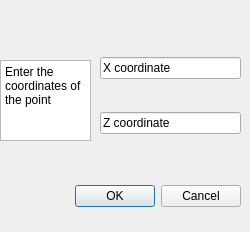
Qt form addpointdialog.ui (Haudkozaur/masterThesis) before a commit.
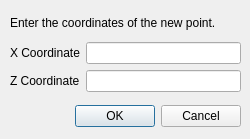
The same form after that commit.

```diff
--- a/addpointdialog.ui
+++ b/addpointdialog.ui
@@ -7,7 +7,7 @@
     <x>0</x>
     <y>0</y>
     <width>250</width>
-    <height>232</height>
+    <height>139</height>
    </rect>
   </property>
   <property name="windowTitle">
@@ -17,7 +17,7 @@
    <property name="geometry">
     <rect>
      <x>70</x>
-     <y>180</y>
+     <y>100</y>
      <width>171</width>
      <height>32</height>
     </rect>
@@ -32,49 +32,54 @@
   <widget class="QWidget" name="verticalLayoutWidget">
    <property name="geometry">
     <rect>
-     <x>100</x>
-     <y>30</y>
-     <width>141</width>
-     <height>131</height>
+     <x>10</x>
+     <y>10</y>
+     <width>231</width>
+     <height>82</height>
     </rect>
    </property>
    <layout class="QVBoxLayout" name="verticalLayout">
     <item>
-     <widget class="QLineEdit" name="xLineEdit">
+     <widget class="QLabel" name="label_3">
       <property name="text">
-       <string>X coordinate </string>
+       <string>Enter the coordinates of the new point.</string>
       </property>
      </widget>
     </item>
     <item>
-     <widget class="QLineEdit" name="zLineEdit">
-      <property name="text">
-       <string>Z coordinate</string>
-      </property>
-     </widget>
+     <layout class="QGridLayout" name="gridLayout">
+      <item row="0" column="1">
+       <widget class="QLineEdit" name="xLineEdit">
+        <property name="text">
+         <string/>
+        </property>
+       </widget>
+      </item>
+      <item row="1" column="0">
+       <widget class="QLabel" name="label_2">
+        <property name="text">
+         <string>Z Coordinate</string>
+        </property>
+       </widget>
+      </item>
+      <item row="1" column="1">
+       <widget class="QLineEdit" name="zLineEdit">
+        <property name="text">
+         <string/>
+        </property>
+       </widget>
+      </item>
+      <item row="0" column="0">
+       <widget class="QLabel" name="label">
+        <property name="text">
+         <string>X Coordinate</string>
+        </property>
+       </widget>
+      </item>
+     </layout>
     </item>
    </layout>
   </widget>
-  <widget class="QTextBrowser" name="textBrowser">
-   <property name="geometry">
-    <rect>
-     <x>0</x>
-     <y>60</y>
-     <width>91</width>
-     <height>81</height>
-    </rect>
-   </property>
-   <property name="html">
-    <string>&lt;!DOCTYPE HTML PUBLIC &quot;-//W3C//DTD HTML 4.0//EN&quot; &quot;http://www.w3.org/TR/REC-html40/strict.dtd&quot;&gt;
-&lt;html&gt;&lt;head&gt;&lt;meta name=&quot;qrichtext&quot; content=&quot;1&quot; /&gt;&lt;meta charset=&quot;utf-8&quot; /&gt;&lt;style type=&quot;text/css&quot;&gt;
-p, li { white-space: pre-wrap; }
-hr { height: 1px; border-width: 0; }
-li.unchecked::marker { content: &quot;\2610&quot;; }
-li.checked::marker { content: &quot;\2612&quot;; }
-&lt;/style&gt;&lt;/head&gt;&lt;body style=&quot; font-family:'Segoe UI'; font-size:9pt; font-weight:400; font-style:normal;&quot;&gt;
-&lt;p style=&quot; margin-top:0px; margin-bottom:0px; margin-left:0px; margin-right:0px; -qt-block-indent:0; text-indent:0px;&quot;&gt;Enter the coordinates of the point&lt;/p&gt;&lt;/body&gt;&lt;/html&gt;</string>
-   </property>
-  </widget>
  </widget>
  <resources/>
  <connections>
```
